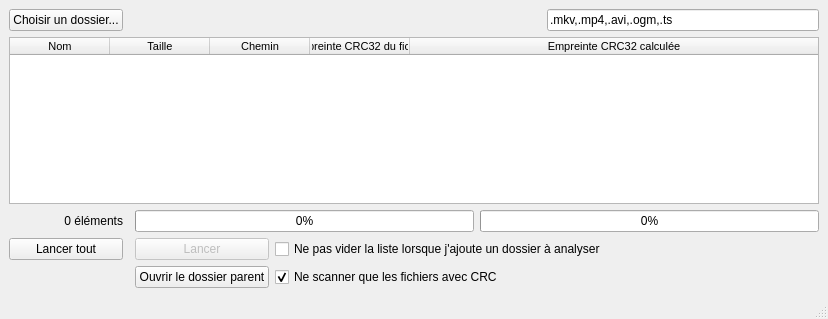
First picture: the form in gui.ui, repository seigneurfuo/crc32-gui, before the edit.
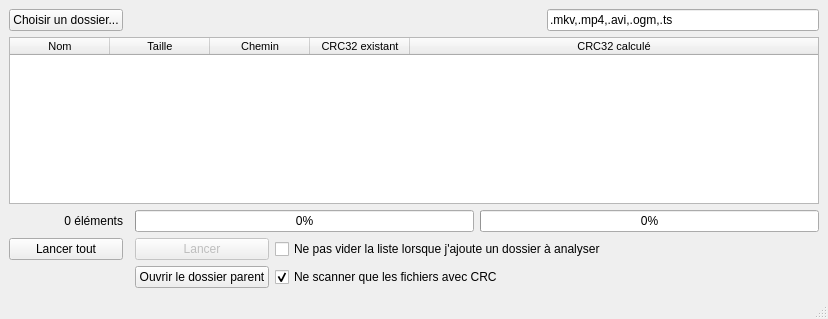
Second picture: the form after the edit.

The edit to the form file:
```diff
--- a/gui.ui
+++ b/gui.ui
@@ -115,6 +115,9 @@
       <attribute name="horizontalHeaderStretchLastSection">
        <bool>true</bool>
       </attribute>
+      <attribute name="verticalHeaderDefaultSectionSize">
+       <number>20</number>
+      </attribute>
       <attribute name="verticalHeaderStretchLastSection">
        <bool>false</bool>
       </attribute>
@@ -135,12 +138,12 @@
       </column>
       <column>
        <property name="text">
-        <string>Empreinte CRC32 du fichier</string>
+        <string>CRC32 existant</string>
        </property>
       </column>
       <column>
        <property name="text">
-        <string>Empreinte CRC32 calculée</string>
+        <string>CRC32 calculé</string>
        </property>
       </column>
      </widget>
```
